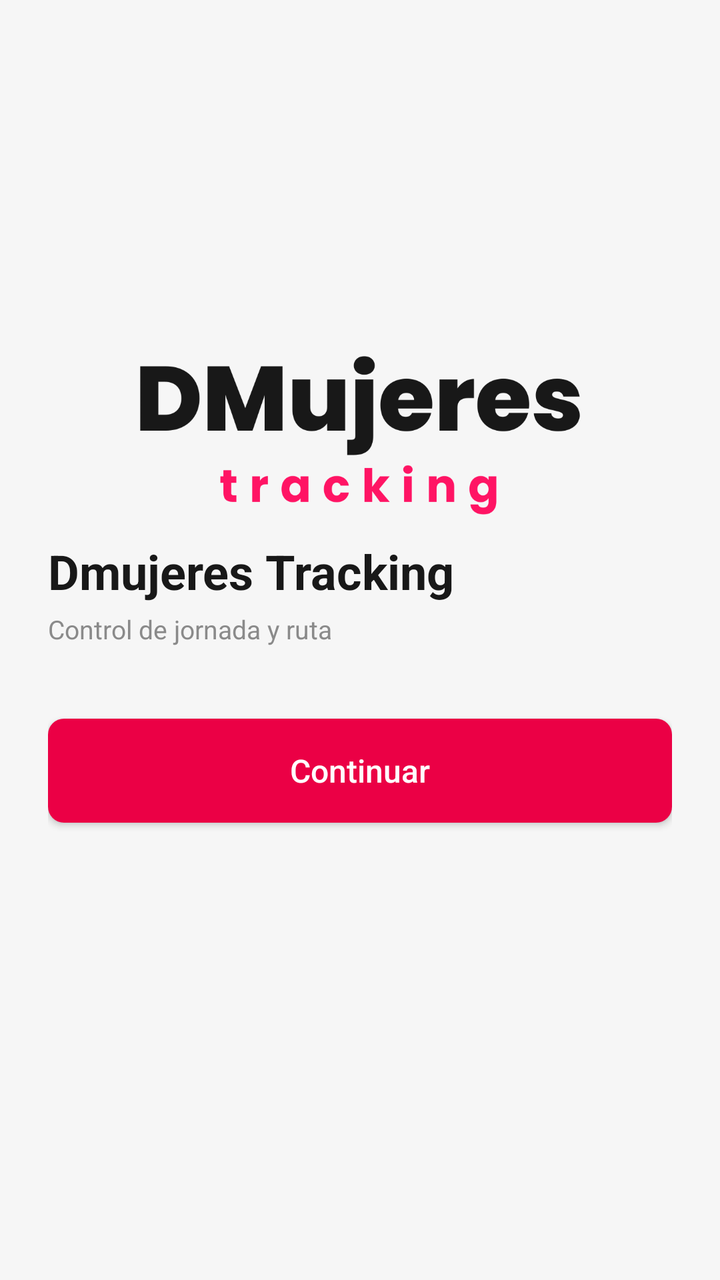
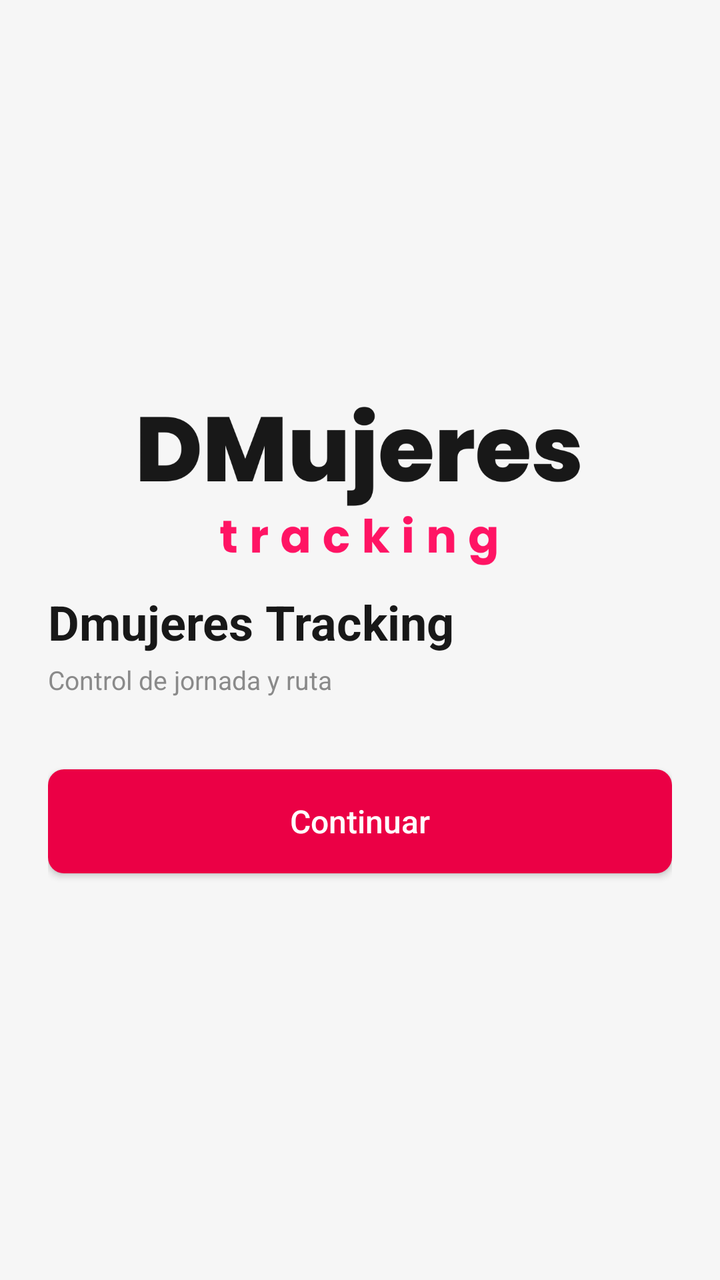

An Android layout rendered at two revisions. The XML below is the earlier revision; the diff shows what the commit changed to produce the second picture.
<!-- AndroidManifest.xml: activity theme AppTheme -->
<!-- res/layout/activity_onboarding.xml -->
<?xml version="1.0" encoding="utf-8"?>
<LinearLayout xmlns:android="http://schemas.android.com/apk/res/android"
    android:layout_width="match_parent"
    android:layout_height="match_parent"
    android:background="@color/background"
    android:gravity="center_vertical"
    android:orientation="vertical"
    android:padding="24dp">

        <ImageView
            android:layout_width="220dp"
            android:layout_height="wrap_content"
            android:layout_gravity="center_horizontal"
            android:adjustViewBounds="true"
            android:contentDescription="@string/app_logo"
            android:src="@drawable/logo_banner" />

        <TextView
            android:layout_width="wrap_content"
            android:layout_height="wrap_content"
            android:layout_marginTop="12dp"
            android:text="@string/app_name"
            android:textColor="@color/ink"
            android:textSize="24sp"
            android:textStyle="bold" />

        <TextView
            android:layout_width="wrap_content"
            android:layout_height="wrap_content"
            android:layout_marginTop="4dp"
            android:text="@string/onboarding_subtitle"
            android:textColor="@color/muted"
            android:textSize="13sp" />

        <FrameLayout
            android:id="@+id/step_container"
            android:layout_width="match_parent"
            android:layout_height="wrap_content"
            android:layout_marginTop="16dp" />

        <Button
            android:id="@+id/btn_primary"
            android:layout_width="match_parent"
            android:layout_height="52dp"
            android:layout_marginTop="20dp"
            android:background="@drawable/bg_button_primary"
            android:text="@string/onboarding_continue"
            android:textAllCaps="false"
            android:textColor="@color/white"
            android:textSize="16sp" />

        <TextView
            android:id="@+id/version_label"
            android:layout_width="wrap_content"
            android:layout_height="wrap_content"
            android:layout_marginTop="18dp"
            android:padding="8dp"
            android:textColor="@color/muted"
            android:textSize="12sp" />

</LinearLayout>
<!-- resources referenced by this layout -->
<resources>
  <color name="background">#F6F6F6</color>
  <color name="ink">#181818</color>
  <color name="muted">#8A8A8A</color>
  <color name="white">#FFFFFF</color>
  <!-- drawable bg_button_primary (drawable) -->
  <?xml version="1.0" encoding="utf-8"?>
  <shape xmlns:android="http://schemas.android.com/apk/res/android" android:shape="rectangle">
      <solid android:color="@color/primary" />
      <corners android:radius="8dp" />
  </shape>
  <!-- drawable logo_banner: png bitmap (drawable-nodpi, 27269 bytes) -->
  <string name="app_logo">DMujeres</string>
  <string name="app_name">Dmujeres Tracking</string>
  <string name="onboarding_continue">Continuar</string>
  <string name="onboarding_subtitle">Control de jornada y ruta</string>
  <style name="AppTheme" parent="Theme.AppCompat.Light.NoActionBar">
          <item name="colorPrimary">@color/primary</item>
          <item name="colorPrimaryDark">@color/primary_dark</item>
          <item name="colorAccent">@color/accent</item>
          <item name="android:windowOptOutEdgeToEdgeEnforcement">true</item>
      </style>
  <color name="primary">#EB0045</color>
  <color name="primary_dark">#C4003B</color>
  <color name="accent">#FF1464</color>
</resources>

<!-- the commit's change to res/layout/activity_onboarding.xml (unified diff, before → after) -->
@@ -16,6 +16,7 @@
             android:src="@drawable/logo_banner" />
 
         <TextView
+            android:id="@+id/header_title"
             android:layout_width="wrap_content"
             android:layout_height="wrap_content"
             android:layout_marginTop="12dp"
@@ -25,6 +26,7 @@
             android:textStyle="bold" />
 
         <TextView
+            android:id="@+id/header_subtitle"
             android:layout_width="wrap_content"
             android:layout_height="wrap_content"
             android:layout_marginTop="4dp"
@@ -49,13 +51,4 @@
             android:textColor="@color/white"
             android:textSize="16sp" />
 
-        <TextView
-            android:id="@+id/version_label"
-            android:layout_width="wrap_content"
-            android:layout_height="wrap_content"
-            android:layout_marginTop="18dp"
-            android:padding="8dp"
-            android:textColor="@color/muted"
-            android:textSize="12sp" />
-
 </LinearLayout>
